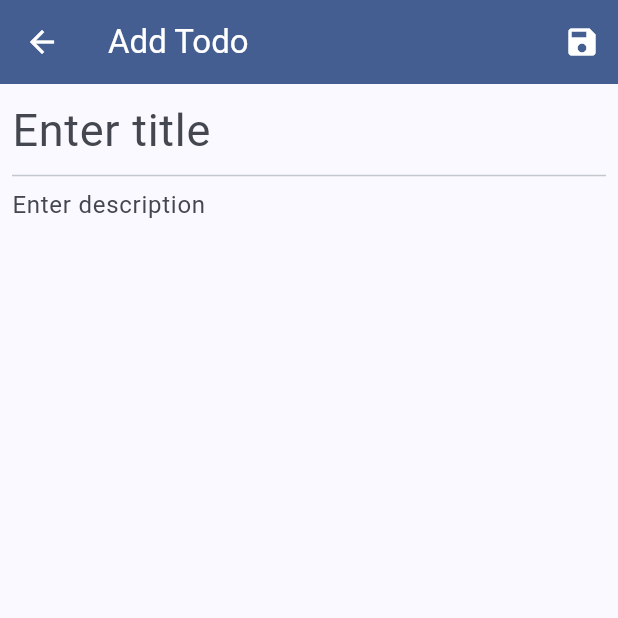
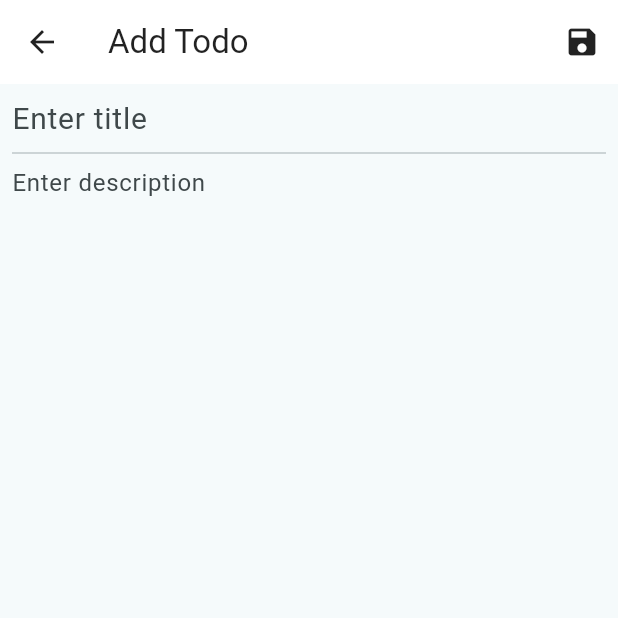
Before and after one commit to srideep-banerjee/Todo-Flutter, a Flutter app: the screen it shows after launch, after a tap on the "add" icon, on a phone screen of 412 x 824 dp, the top half of it. Run offline on Flutter 3.47's test engine with Material 3 defaults, Android fonts, the phone set to English and light mode, and no system bars; our stand-ins replace localstorage.

Commit message:
Performed UI improvements

```diff
--- a/lib/add_todo_screen.dart
+++ b/lib/add_todo_screen.dart
@@ -31,8 +31,8 @@ class _AddTodoScreenState extends State<AddTodoScreen> {
     return Scaffold(
       appBar: AppBar(
         title: const Text("Add Todo"),
-        backgroundColor: Theme.of(context).colorScheme.primary,
-        foregroundColor: Theme.of(context).colorScheme.onPrimary,
+        backgroundColor: Colors.white,
+        foregroundColor: Colors.black87,
         leading: IconButton(
           icon: const Icon(Icons.arrow_back),
           onPressed: () {
@@ -41,9 +41,8 @@ class _AddTodoScreenState extends State<AddTodoScreen> {
         ),
         actions: [
           IconButton(
-            icon: Icon(
+            icon: const Icon(
               Icons.save,
-              color: Theme.of(context).colorScheme.onPrimary,
             ),
             onPressed: () {
               if (titleController.text == "") return;
@@ -82,13 +81,18 @@ class TitleText extends StatelessWidget {
   @override
   Widget build(BuildContext context) {
     return TextField(
-      maxLines: null,
+      maxLines: 1,
       expands: false,
       controller: controller,
       decoration: const InputDecoration.collapsed(
         hintText: "Enter title",
+        hintStyle: TextStyle(fontWeight: FontWeight.normal)
       ),
-      style: const TextStyle(fontSize: 30.0),
+      style: const TextStyle(
+        color: Colors.black,
+        fontSize: 20.0,
+        fontWeight: FontWeight.w700
+      ),
     );
   }
 }
--- a/lib/main.dart
+++ b/lib/main.dart
@@ -19,7 +19,7 @@ class MyApp extends StatelessWidget {
     return MaterialApp(
       title: 'Todo',
       theme: ThemeData(
-        colorScheme: ColorScheme.fromSeed(seedColor: Colors.blueAccent),
+        colorScheme: ColorScheme.fromSeed(seedColor: Colors.white),
         useMaterial3: true,
       ),
       home: const MainScreen(),
--- a/lib/main_screen.dart
+++ b/lib/main_screen.dart
@@ -54,6 +54,10 @@ class _MainScreenState extends State<MainScreen> {
     return Scaffold(
       appBar: appBar,
       floatingActionButton: FloatingActionButton(
+        shape: const CircleBorder(),
+        backgroundColor: Colors.black87,
+        foregroundColor: Colors.white,
+        child: const Icon(Icons.add),
         onPressed: () {
           Navigator
               .of(context)
@@ -61,7 +65,6 @@ class _MainScreenState extends State<MainScreen> {
                 return const AddTodoScreen();
           }));
         },
-        child: const Icon(Icons.add),
       ),
       body: FutureBuilder<List<Todo>>(
         future: todosFuture,
@@ -88,10 +91,13 @@ class _MainScreenState extends State<MainScreen> {
             );
           }
 
-          return ListView.builder(
+          return ListView.separated(
             itemCount: todoList.length,
             itemBuilder: (context, index) {
               return TodoItemDisplay(todoList[index]);
+            },
+            separatorBuilder: (context, index) {
+              return const Divider();
             },
           );
         }
@@ -105,9 +111,12 @@ AppBar defaultAppBar(
     {void Function()? onSearchOpen}
     ) {
   return AppBar(
+    elevation: 1,
+    surfaceTintColor: Colors.transparent,
+    shadowColor: Colors.black,
     title: const Text("Todo"),
-    backgroundColor: Theme.of(context).colorScheme.primary,
-    foregroundColor: Theme.of(context).colorScheme.onPrimary,
+    backgroundColor: Colors.white,
+    foregroundColor: Colors.black,
     actions: [
       IconButton(
         icon: const Icon(Icons.search),
@@ -125,23 +134,26 @@ AppBar searchAppBar(
     }
     ) {
   return AppBar(
+    elevation: 1,
+    surfaceTintColor: Colors.transparent,
+    shadowColor: Colors.black,
     leading: IconButton(
       icon: const Icon(Icons.arrow_back),
       onPressed: onSearchClose,
     ),
     title: TextField(
-      cursorColor: Theme.of(context).colorScheme.onPrimary,
-      style: const TextStyle(color: Colors.white),
+      cursorColor: Colors.black,
+      style: TextStyle(color: Colors.black.withAlpha(200)),
 
-      decoration: const InputDecoration(
+      decoration: InputDecoration(
         hintText: 'Search...',
-        hintStyle: TextStyle(color: Colors.white38),
+        hintStyle: TextStyle(color: Colors.black.withAlpha(150)),
         border: InputBorder.none,
       ),
       onChanged: onSearchChange,
     ),
-    backgroundColor: Theme.of(context).colorScheme.primary,
-    foregroundColor: Theme.of(context).colorScheme.onPrimary,
+    backgroundColor: Colors.white,
+    foregroundColor: Colors.black,
   );
 }
 
@@ -151,12 +163,23 @@ class TodoItemDisplay extends StatelessWidget {
 
   @override
   Widget build(BuildContext context) {
-    return Column(
-      children: [
-        Text(todo.title),
-        if (todo.description != null)
-          Text(todo.description ?? "")
-      ],
+    return Padding(
+      padding: const EdgeInsets.symmetric(horizontal: 16, vertical: 8),
+      child: Column(
+        crossAxisAlignment: CrossAxisAlignment.stretch,
+        children: [
+          Text(
+            todo.title,
+            style: const TextStyle(
+              color: Colors.black,
+              fontSize: 16,
+              fontWeight: FontWeight.w700,
+            ),
+          ),
+          if (todo.description != null)
+            Text(todo.description ?? "")
+        ],
+      ),
     );
   }
 }
```
